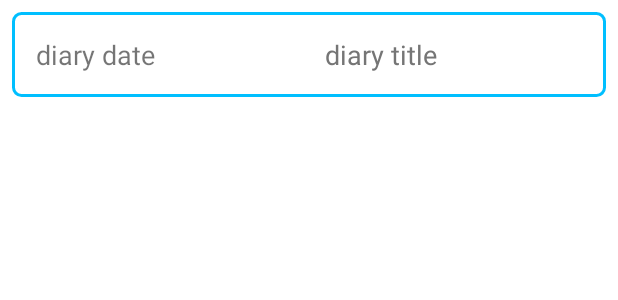
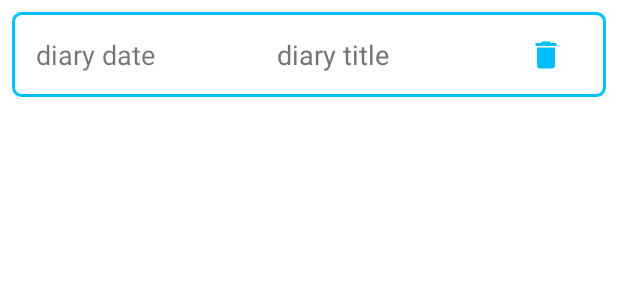
Before and after one commit to YeshayahuBennun/AndroidStudioMyDiary, an Android app: the layout recycler_diary_item.xml on its own in the app's theme, with its tools: preview values and no code run, on a phone screen of 412 x 824 dp. Shown: the top 300 px of the screen. Run offline under Robolectric (Android 15) with nearby library versions, the phone set to English and light mode, and no system bars; Roboto replaces fonts that are not available here.

Commit message:
commit#10 -  My Diary App - Delete a Diary

```diff
--- a/app/src/main/res/layout/recycler_diary_item.xml
+++ b/app/src/main/res/layout/recycler_diary_item.xml
@@ -21,8 +21,7 @@
         android:textColor="#757575"
         android:textSize="18sp"
         app:layout_constraintBottom_toBottomOf="parent"
-        app:layout_constraintEnd_toEndOf="parent"
-        app:layout_constraintHorizontal_bias="0.5"
+        app:layout_constraintEnd_toStartOf="@+id/delete_button"
         app:layout_constraintStart_toEndOf="@+id/date_recycler_item"
         app:layout_constraintTop_toTopOf="parent"
         tools:ignore="TextContrastCheck"
@@ -40,4 +39,20 @@
         app:layout_constraintStart_toStartOf="parent"
         tools:ignore="TextContrastCheck"
         tools:text="@string/diary_recycler_date" />
+
+    <ImageButton
+        android:id="@+id/delete_button"
+        android:layout_width="wrap_content"
+        android:layout_height="wrap_content"
+        android:layout_marginEnd="16dp"
+        android:layout_marginRight="16dp"
+        android:background="@null"
+        android:minWidth="48dp"
+        android:minHeight="48dp"
+        app:layout_constraintBottom_toBottomOf="parent"
+        app:layout_constraintEnd_toEndOf="parent"
+        app:layout_constraintTop_toTopOf="parent"
+        app:srcCompat="@drawable/ic_delete"
+        tools:ignore="SpeakableTextPresentCheck"
+        app:tint="#00bfff" />
 </androidx.constraintlayout.widget.ConstraintLayout>
```
Also changed, not shown: app/src/main/java/com/ybennun/mydiary/DiaryAdapter.kt (+23 -3 lines).
